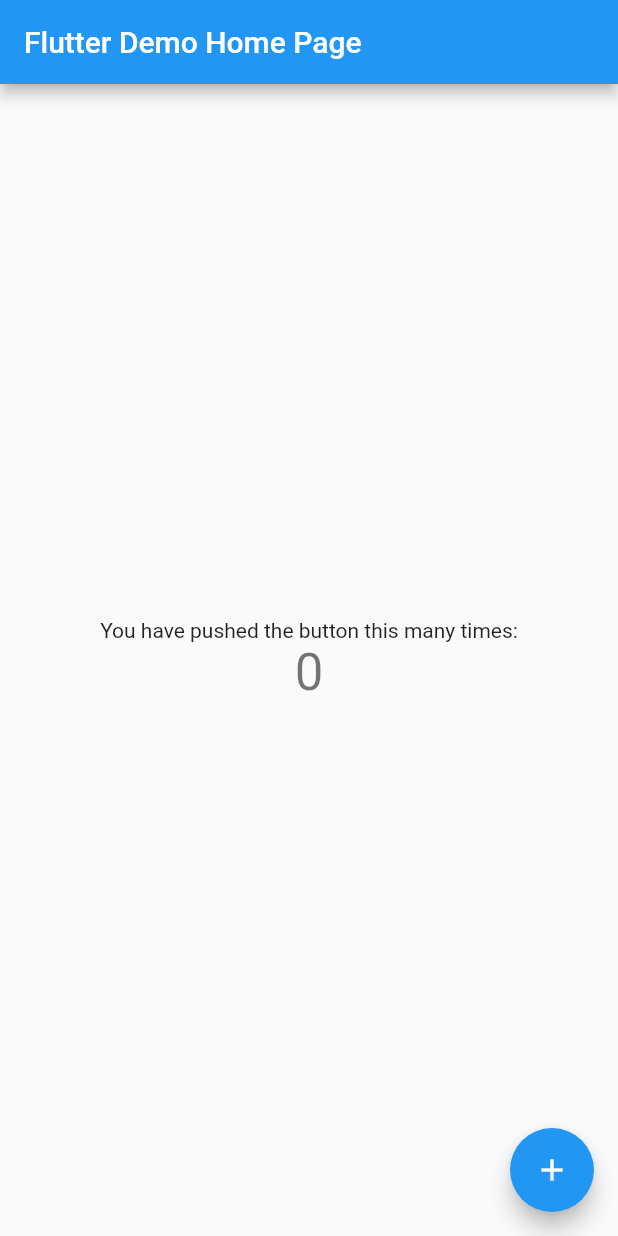
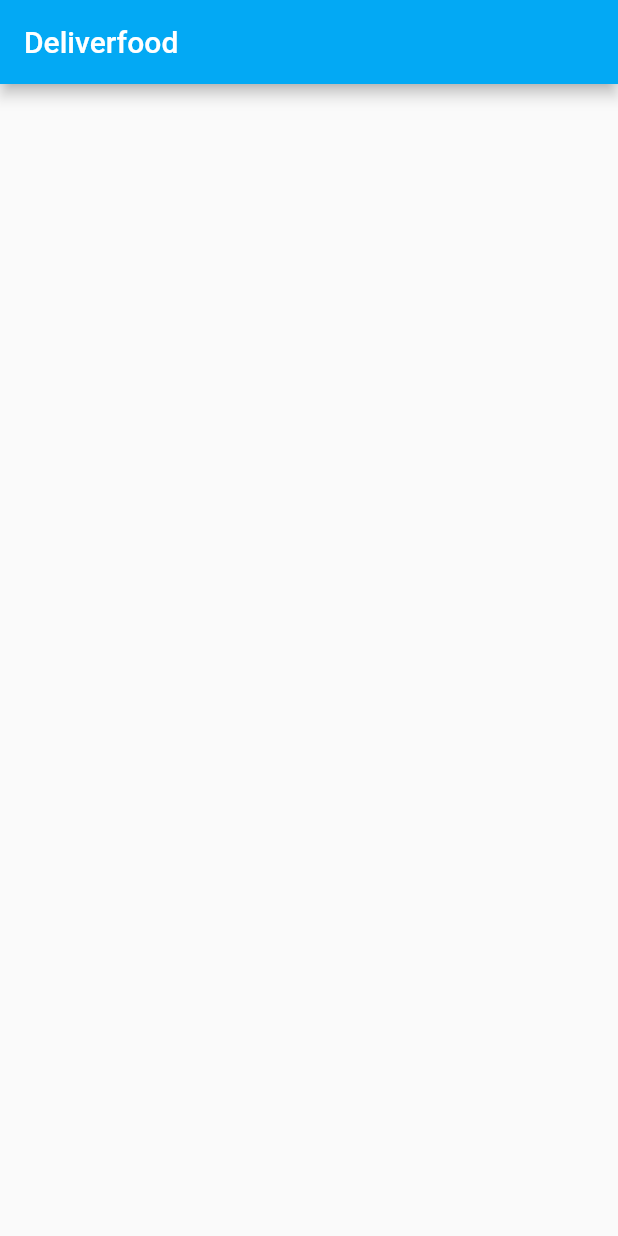
Before and after one commit to lucastsc/deliverfood, a Flutter app: the screen it shows after launch, on a phone screen of 412 x 824 dp. Run offline on Flutter 3.47's test engine with Material 2 defaults, Android fonts, the phone set to English and light mode, and no system bars.

Commit message:
Modificado o arquivo main.dart e criado o arquivo HomePage.dart

```diff
--- /dev/null
+++ b/deliverfood/lib/HomePage.dart
@@ -0,0 +1,18 @@
+import 'package:flutter/material.dart';
+
+class HomePage extends StatefulWidget {
+  @override
+  _HomePageState createState() => _HomePageState();
+}
+
+class _HomePageState extends State<HomePage> {
+  @override
+  Widget build(BuildContext context) {
+    return Scaffold(
+      appBar: AppBar(
+        title: Text("Deliverfood"),
+        backgroundColor: Colors.lightBlue,
+      ),
+    );
+  }
+}
--- a/deliverfood/lib/main.dart
+++ b/deliverfood/lib/main.dart
@@ -1,109 +1,9 @@
 import 'package:flutter/material.dart';
+import 'package:deliverfood/HomePage.dart';
 
-void main() => runApp(new MyApp());
-
-class MyApp extends StatelessWidget {
-  // This widget is the root of your application.
-  @override
-  Widget build(BuildContext context) {
-    return new MaterialApp(
-      title: 'Flutter Demo',
-      theme: new ThemeData(
-        // This is the theme of your application.
-        //
-        // Try running your application with "flutter run". You'll see the
-        // application has a blue toolbar. Then, without quitting the app, try
-        // changing the primarySwatch below to Colors.green and then invoke
-        // "hot reload" (press "r" in the console where you ran "flutter run",
-        // or press Run > Flutter Hot Reload in IntelliJ). Notice that the
-        // counter didn't reset back to zero; the application is not restarted.
-        primarySwatch: Colors.blue,
-      ),
-      home: new MyHomePage(title: 'Flutter Demo Home Page'),
-    );
-  }
+void main(){
+  runApp(MaterialApp(
+    home: HomePage(),
+    debugShowCheckedModeBanner: false,
+  ));
 }
-
-class MyHomePage extends StatefulWidget {
-  MyHomePage({Key key, this.title}) : super(key: key);
-
-  // This widget is the home page of your application. It is stateful, meaning
-  // that it has a State object (defined below) that contains fields that affect
-  // how it looks.
-
-  // This class is the configuration for the state. It holds the values (in this
-  // case the title) provided by the parent (in this case the App widget) and
-  // used by the build method of the State. Fields in a Widget subclass are
-  // always marked "final".
-
-  final String title;
-
-  @override
-  _MyHomePageState createState() => new _MyHomePageState();
-}
-
-class _MyHomePageState extends State<MyHomePage> {
-  int _counter = 0;
-
-  void _incrementCounter() {
-    setState(() {
-      // This call to setState tells the Flutter framework that something has
-      // changed in this State, which causes it to rerun the build method below
-      // so that the display can reflect the updated values. If we changed
-      // _counter without calling setState(), then the build method would not be
-      // called again, and so nothing would appear to happen.
-      _counter++;
-    });
-  }
-
-  @override
-  Widget build(BuildContext context) {
-    // This method is rerun every time setState is called, for instance as done
-    // by the _incrementCounter method above.
-    //
-    // The Flutter framework has been optimized to make rerunning build methods
-    // fast, so that you can just rebuild anything that needs updating rather
-    // than having to individually change instances of widgets.
-    return new Scaffold(
-      appBar: new AppBar(
-        // Here we take the value from the MyHomePage object that was created by
-        // the App.build method, and use it to set our appbar title.
-        title: new Text(widget.title),
-      ),
-      body: new Center(
-        // Center is a layout widget. It takes a single child and positions it
-        // in the middle of the parent.
-        child: new Column(
-          // Column is also layout widget. It takes a list of children and
-          // arranges them vertically. By default, it sizes itself to fit its
-          // children horizontally, and tries to be as tall as its parent.
-          //
-          // Invoke "debug paint" (press "p" in the console where you ran
-          // "flutter run", or select "Toggle Debug Paint" from the Flutter tool
-          // window in IntelliJ) to see the wireframe for each widget.
-          //
-          // Column has various properties to control how it sizes itself and
-          // how it positions its children. Here we use mainAxisAlignment to
-          // center the children vertically; the main axis here is the vertical
-          // axis because Columns are vertical (the cross axis would be
-          // horizontal).
-          mainAxisAlignment: MainAxisAlignment.center,
-          children: <Widget>[
-            new Text(
-              'You have pushed the button this many times:',
-            ),
-            new Text(
-              '$_counter',
-              style: Theme.of(context).textTheme.display1,
-            ),
-          ],
-        ),
-      ),
-      floatingActionButton: new FloatingActionButton(
-        onPressed: _incrementCounter,
-        tooltip: 'Increment',
-        child: new Icon(Icons.add),
-      ), // This trailing comma makes auto-formatting nicer for build methods.
-    );
-  }
-}
```
